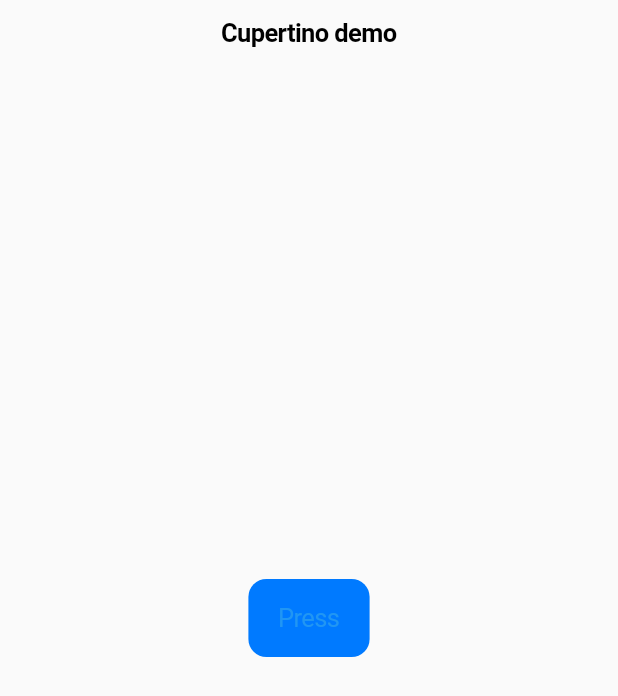
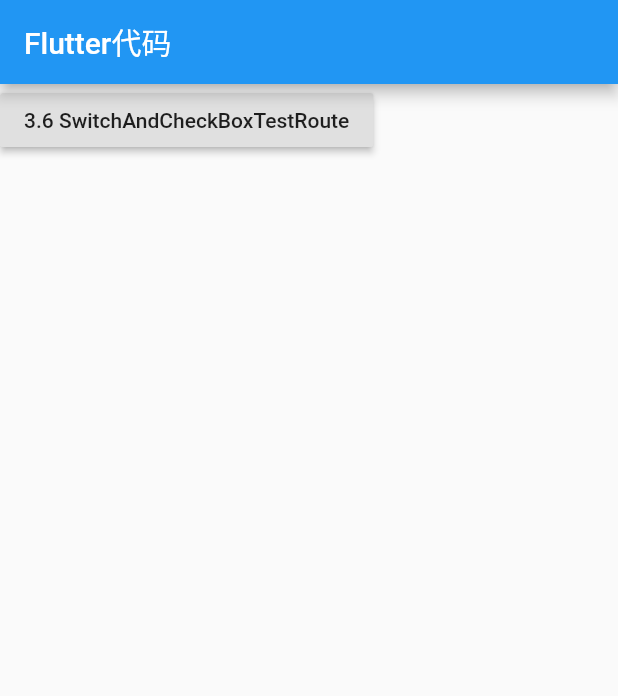
Before and after one commit to zhangrunhao/first_flutter_app, a Flutter app: the screen it shows after launch, on a phone screen of 412 x 824 dp. Shown: the top 696 px of the screen. Run offline on Flutter 3.47's test engine with Material 2 defaults, Android fonts, the phone set to English and light mode, and no system bars.

Commit message:
更改项目结构

```diff
--- /dev/null
+++ b/lib/main.dart
@@ -0,0 +1,38 @@
+import 'package:flutter/material.dart';
+import 'package:first_flutter_app/3/3.6.dart';
+
+void main(List<String> args) {
+  runApp(MyApp());
+}
+class MyApp extends StatelessWidget {
+  Widget build(BuildContext context) {
+    return MaterialApp(
+      home: HomeScreen()
+    );
+  }
+}
+
+class HomeScreen extends StatelessWidget {
+  Widget build(BuildContext context) {
+    return Scaffold(
+      appBar: AppBar(
+        title: Text('Flutter代码'),
+      ),
+      body: Column(
+        children:[
+          RaisedButton(
+            child: Text('3.6 SwitchAndCheckBoxTestRoute'),
+            onPressed: () {
+              Navigator.push(
+                context,
+                MaterialPageRoute(
+                  builder: (context) => SwitchAndCheckBoxTestRoute()
+                )
+              );
+            },
+          ),
+        ]
+      ),
+    );
+  }
+}
```
Also changed, not shown: lib/3/3.6.dart (renamed from lib/3.6.dart, +7 -12 lines), lib/3/3.1.dart (renamed from lib/3.1.dart), lib/3/3.2.dart (renamed from lib/3.2.dart), lib/3/3.3.dart (renamed from lib/3.3.dart), lib/3/3.4.dart (renamed from lib/3.4.dart), lib/3/3.5.dart (renamed from lib/3.5.dart), 2 other files.
